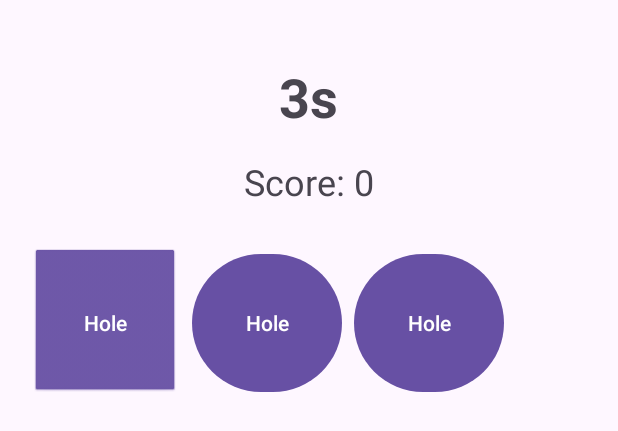
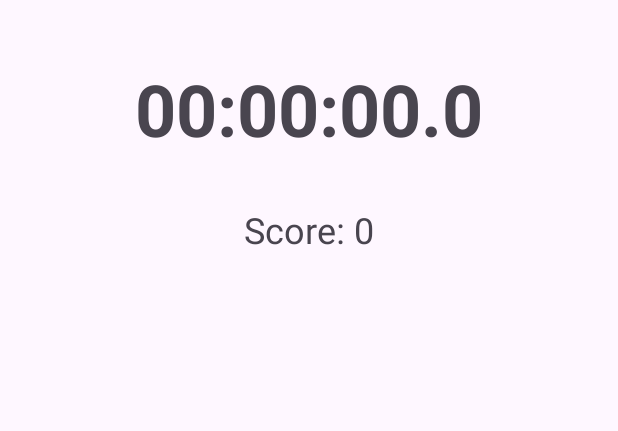
Before and after one commit to SullivanHart/WhackMole, an Android app: the layout activity_whackmole.xml on its own in the app's theme, with its tools: preview values and no code run, on a phone screen of 412 x 824 dp. Shown: the top 431 px of the screen. Run offline under Robolectric (Android 15) with nearby library versions, the phone set to English and light mode, and no system bars.

Commit message:
add pics

```diff
--- a/app/src/main/java/com/example/stopwatchsample/WhackmoleActivity.java
+++ b/app/src/main/java/com/example/stopwatchsample/WhackmoleActivity.java
@@ -3,6 +3,7 @@
 import android.os.Bundle;
 import android.view.View;
 import android.widget.Button;
+import android.widget.ImageView;
 import android.widget.TextView;
 
 import androidx.appcompat.app.AppCompatActivity;
@@ -16,6 +17,8 @@ public class WhackmoleActivity extends AppCompatActivity {
     private TextView tvTime;
     private Button btnStartStop, btnReset;
 
+    private ImageView[] Xs;
+
     private LiveData<Long> time;
     private long hours;
     private long minutes;
@@ -25,15 +28,16 @@ public class WhackmoleActivity extends AppCompatActivity {
     @Override
     protected void onCreate(Bundle savedInstanceState) {
         super.onCreate(savedInstanceState);
-        setContentView(R.layout.activity_stopwatch);
+        setContentView(R.layout.activity_whackmole);
 
         // Initialize ViewModel
         viewModel = new ViewModelProvider(this).get(StopwatchViewModel.class);
 
         // Initialize UI components (TextView, Buttons)
         tvTime = findViewById(R.id.tvTime);
-        btnStartStop = findViewById(R.id.btnStartStop);
-        btnReset = findViewById(R.id.btnReset);
+        Xs = new ImageView[] {
+                findViewById(R.id.x0), findViewById(R.id.x1), findViewById(R.id.x2)
+            };
 
         // Format elapsed time for display
         time = viewModel.getElapsedTime();
--- a/app/src/main/res/layout/activity_whackmole.xml
+++ b/app/src/main/res/layout/activity_whackmole.xml
@@ -15,36 +15,36 @@
         android:layout_marginBottom="24dp">
 
         <ImageView
-            android:id="@+id/life1"
-            android:layout_width="48dp"
-            android:layout_height="48dp"
+            android:id="@+id/x0"
+            android:layout_width="96dp"
+            android:layout_height="96dp"
             android:src="@drawable/x_one"
             android:visibility="gone" />
 
         <ImageView
-            android:id="@+id/life2"
-            android:layout_width="48dp"
-            android:layout_height="48dp"
+            android:id="@+id/x1"
+            android:layout_width="96dp"
+            android:layout_height="96dp"
             android:src="@drawable/x_one"
             android:visibility="gone" />
 
         <ImageView
-            android:id="@+id/life3"
-            android:layout_width="48dp"
-            android:layout_height="48dp"
+            android:id="@+id/x2"
+            android:layout_width="96dp"
+            android:layout_height="96dp"
             android:src="@drawable/x_one"
             android:visibility="gone" />
     </LinearLayout>
 
-    <!-- Timer -->
+    <!-- TextView to display elapsed time -->
     <TextView
         android:id="@+id/tvTime"
         android:layout_width="wrap_content"
         android:layout_height="wrap_content"
-        android:text="3s"
-        android:textSize="36sp"
+        android:text="00:00:00.0"
+        android:textSize="48sp"
         android:textStyle="bold"
-        android:layout_marginBottom="16dp"/>
+        android:layout_marginBottom="32dp"/>
 
     <!-- Score -->
     <TextView
@@ -55,37 +55,37 @@
         android:textSize="24sp"
         android:layout_marginBottom="24dp"/>
 
-    <!-- Grid of holes (dynamic) -->
-    <GridLayout
-        android:id="@+id/gridHoles"
-        android:layout_width="match_parent"
-        android:layout_height="wrap_content"
-        android:alignmentMode="alignMargins"
-        android:columnCount="3"
-        android:rowCount="3"
-        android:useDefaultMargins="true">
+<!--    &lt;!&ndash; Grid of holes (dynamic) &ndash;&gt;-->
+<!--    <GridLayout-->
+<!--        android:id="@+id/gridHoles"-->
+<!--        android:layout_width="match_parent"-->
+<!--        android:layout_height="wrap_content"-->
+<!--        android:alignmentMode="alignMargins"-->
+<!--        android:columnCount="3"-->
+<!--        android:rowCount="3"-->
+<!--        android:useDefaultMargins="true">-->
 
-        <!-- Example fixed 9 holes (you can generate dynamically in Java/Kotlin) -->
-        <Button
-            android:id="@+id/hole1"
-            android:layout_width="100dp"
-            android:layout_height="100dp"
-            android:text="Hole"
-            android:background="@android:drawable/btn_default" />
+<!--        &lt;!&ndash; Example fixed 9 holes (you can generate dynamically in Java/Kotlin) &ndash;&gt;-->
+<!--        <Button-->
+<!--            android:id="@+id/hole1"-->
+<!--            android:layout_width="100dp"-->
+<!--            android:layout_height="100dp"-->
+<!--            android:text="Hole"-->
+<!--            android:background="@android:drawable/btn_default" />-->
 
-        <Button
-            android:id="@+id/hole2"
-            android:layout_width="100dp"
-            android:layout_height="100dp"
-            android:text="Hole" />
+<!--        <Button-->
+<!--            android:id="@+id/hole2"-->
+<!--            android:layout_width="100dp"-->
+<!--            android:layout_height="100dp"-->
+<!--            android:text="Hole" />-->
 
-        <Button
-            android:id="@+id/hole3"
-            android:layout_width="100dp"
-            android:layout_height="100dp"
-            android:text="Hole" />
+<!--        <Button-->
+<!--            android:id="@+id/hole3"-->
+<!--            android:layout_width="100dp"-->
+<!--            android:layout_height="100dp"-->
+<!--            android:text="Hole" />-->
 
-        <!-- Add more holes as needed -->
-    </GridLayout>
+<!--        &lt;!&ndash; Add more holes as needed &ndash;&gt;-->
+<!--    </GridLayout>-->
 
 </LinearLayout>
```
Also changed, not shown: app/src/main/res/drawable/hole0.png (added), app/src/main/res/drawable/hole1.png (added), app/src/main/res/drawable/hole2.png (added), app/src/main/res/drawable/hole3.png (added), app/src/main/res/drawable/hole4.png (added), app/src/main/res/drawable/hole5.png (added), app/src/main/res/drawable/hole6.png (added), app/src/main/res/drawable/hole7.png (added), app/src/main/res/drawable/hole8.png (added), app/src/main/res/drawable/hole9.png (added), app/src/main/res/drawable/x_one.png (added).
